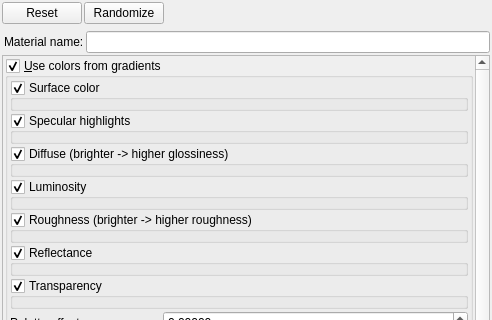
Qt form mandelbulber2/qt/material_editor.ui (buddhi1980/mandelbulber2) before a commit; both pictures show x 0 to 492 and y 0 to 320 of the 492 by 1278 pixel window.
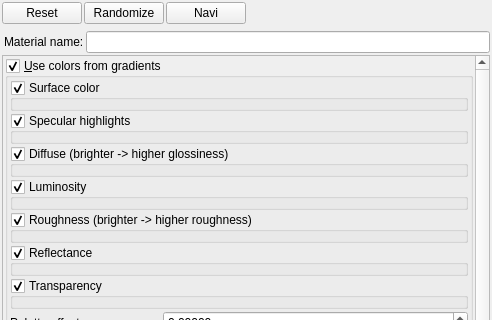
The same form after that commit. Icons and pictures are not drawn. Custom widgets are drawn as their Qt base class.

Commit message: Added Navi button to the Material Editor

The edit to the form file:
```diff
--- a/mandelbulber2/qt/material_editor.ui
+++ b/mandelbulber2/qt/material_editor.ui
@@ -45,6 +45,19 @@
        </property>
       </widget>
      </item>
+     <item>
+      <widget class="QPushButton" name="pushButton_local_navi">
+       <property name="sizePolicy">
+        <sizepolicy hsizetype="Maximum" vsizetype="Fixed">
+         <horstretch>0</horstretch>
+         <verstretch>0</verstretch>
+        </sizepolicy>
+       </property>
+       <property name="text">
+        <string>Navi</string>
+       </property>
+      </widget>
+     </item>
      <item>
       <spacer name="horizontalSpacer_2">
        <property name="orientation">
```
Left out of the diff: 4 changed lines with no effect on the pictures. The commit also changes 3 other files.
